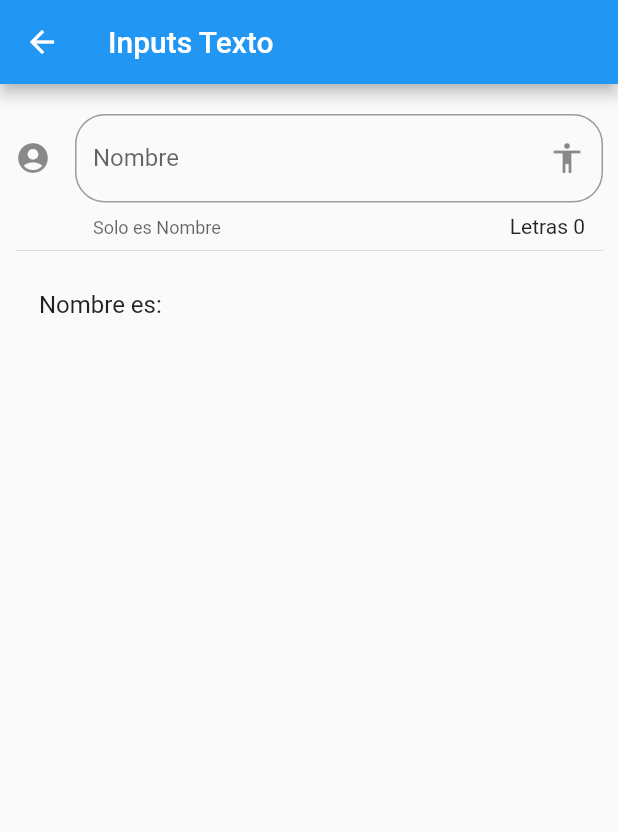
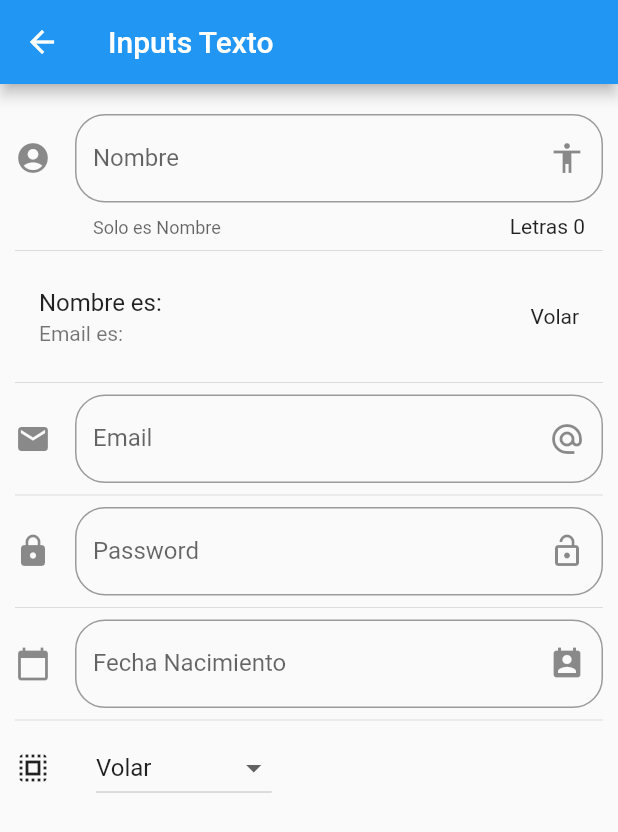
Before and after one commit to uialberto/appcomponentes, a Flutter app: the screen it shows after launch, after a tap on "Inputs", on a phone screen of 412 x 824 dp. Shown: the top 832 px of the screen. Run offline on Flutter 3.47's test engine with Material 2 defaults, Android fonts, the phone set to English and light mode, and no system bars; network calls fail.

Commit message:
implementacion input page componentes

```diff
--- a/lib/main.dart
+++ b/lib/main.dart
@@ -1,4 +1,5 @@
 import 'package:flutter/material.dart';
+import 'package:flutter_localizations/flutter_localizations.dart';
 
 //Manuales
 
@@ -15,6 +16,15 @@ class MyApp extends StatelessWidget {
     return MaterialApp(
       title: 'AlbertoComponents',
       debugShowCheckedModeBanner: false,
+      localizationsDelegates: [
+        GlobalMaterialLocalizations.delegate,
+        GlobalWidgetsLocalizations.delegate,
+        GlobalCupertinoLocalizations.delegate,
+      ],
+      supportedLocales: [
+        const Locale('en', 'US'), //EEUU
+        const Locale('es', 'ES'), // Español
+      ],
       // home: HomePage()
       initialRoute: '/',
       routes: getApplicationRoutes(),
--- a/lib/src/pages/input_page.dart
+++ b/lib/src/pages/input_page.dart
@@ -7,6 +7,13 @@ class InputPage extends StatefulWidget {
 
 class _InputPageState extends State<InputPage> {
   String _nombre = '';
+  String _email = '';
+  String _fecha = '';
+  String _opcionSelected = 'Volar';
+
+  List<String> _poderes = ['Volar', 'Rayos X', 'Superaliento', 'Super Fuerza'];
+  TextEditingController _inputFieldDateController = new TextEditingController();
+
   @override
   Widget build(BuildContext context) {
     return Scaffold(
@@ -15,7 +22,19 @@ class _InputPageState extends State<InputPage> {
       ),
       body: ListView(
         padding: EdgeInsets.symmetric(horizontal: 10.0, vertical: 20.0),
-        children: <Widget>[_crearInput(), Divider(), _crearPersona()],
+        children: <Widget>[
+          _crearInput(),
+          Divider(),
+          _crearPersona(),
+          Divider(),
+          _crearEmail(),
+          Divider(),
+          _crearPassword(),
+          Divider(),
+          _crearFecha(context),
+          Divider(),
+          _crearDropDown()
+        ],
       ),
     );
   }
@@ -43,6 +62,105 @@ class _InputPageState extends State<InputPage> {
   Widget _crearPersona() {
     return ListTile(
       title: Text('Nombre es: $_nombre'),
+      subtitle: Text('Email es: $_email'),
+      trailing: Text(_opcionSelected),
+    );
+  }
+
+  Widget _crearEmail() {
+    return TextField(
+      keyboardType: TextInputType.emailAddress,
+      decoration: InputDecoration(
+          border: OutlineInputBorder(borderRadius: BorderRadius.circular(20.0)),
+          hintText: 'Email',
+          labelText: 'Email',
+          suffixIcon: Icon(Icons.alternate_email),
+          icon: Icon(Icons.email)),
+      onChanged: (valor) {
+        setState(() {
+          _email = valor;
+        });
+      },
+    );
+  }
+
+  Widget _crearPassword() {
+    return TextField(
+      obscureText: true,
+      decoration: InputDecoration(
+          border: OutlineInputBorder(borderRadius: BorderRadius.circular(20.0)),
+          hintText: 'Password',
+          labelText: 'Password',
+          suffixIcon: Icon(Icons.lock_open),
+          icon: Icon(Icons.lock)),
+      onChanged: (valor) {
+        setState(() {
+          _email = valor;
+        });
+      },
+    );
+  }
+
+  Widget _crearFecha(BuildContext context) {
+    return TextField(
+      enableInteractiveSelection: false,
+      controller: _inputFieldDateController,
+      decoration: InputDecoration(
+          border: OutlineInputBorder(borderRadius: BorderRadius.circular(20.0)),
+          hintText: 'Fecha Nacimiento',
+          labelText: 'Fecha Nacimiento',
+          suffixIcon: Icon(Icons.perm_contact_calendar),
+          icon: Icon(Icons.calendar_today)),
+      onTap: () {
+        FocusScope.of(context).requestFocus(new FocusNode());
+        _selectDate(context);
+      },
+    );
+  }
+
+  _selectDate(BuildContext context) async {
+    DateTime? picked = await showDatePicker(
+        context: context,
+        initialDate: new DateTime.now(),
+        firstDate: new DateTime(2018),
+        lastDate: new DateTime(2025),
+        locale: Locale('es', 'ES'));
+
+    if (picked != null) {
+      setState(() {
+        _fecha = picked.toString();
+        _inputFieldDateController.text = _fecha;
+      });
+    }
+  }
+
+  List<DropdownMenuItem<String>> getOpcionesDropdown() {
+    List<DropdownMenuItem<String>> lista = [];
+    _poderes.forEach((poder) {
+      lista.add(DropdownMenuItem(
+        child: Text(poder),
+        value: poder,
+      ));
+    });
+    return lista;
+  }
+
+  Widget _crearDropDown() {
+    return Row(
+      children: <Widget>[
+        Icon(Icons.select_all),
+        SizedBox(
+          width: 30.0,
+        ),
+        DropdownButton(
+            value: _opcionSelected,
+            items: getOpcionesDropdown(),
+            onChanged: (opt) {
+              setState(() {
+                _opcionSelected = opt.toString();
+              });
+            })
+      ],
     );
   }
 }
--- a/pubspec.yaml
+++ b/pubspec.yaml
@@ -32,6 +32,8 @@ dependencies:
 dev_dependencies:
   flutter_test:
     sdk: flutter
+  flutter_localizations: # Add this line
+    sdk: flutter         # Add this line
 
 # For information on the generic Dart part of this file, see the
 # following page: https://dart.dev/tools/pub/pubspec
```
Also changed, not shown: pubspec.lock.
